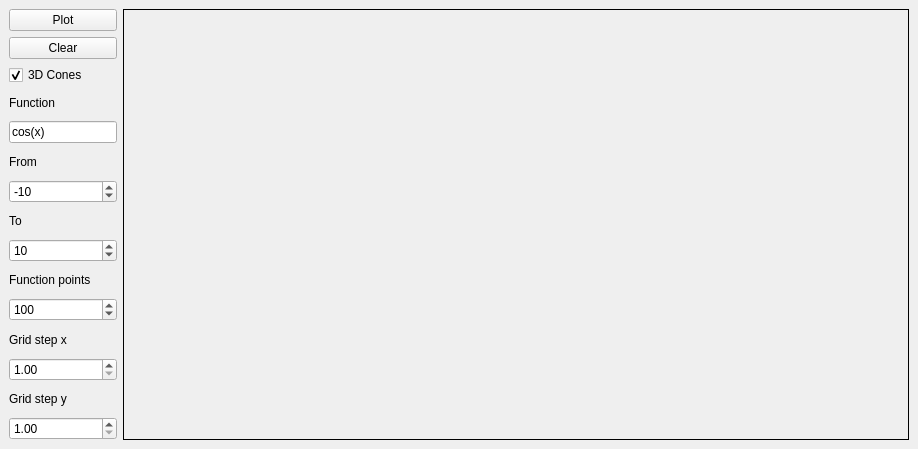
First picture: the form in lab_1/gui/mainwindow.ui, repository Qweyke/pyside-graph-plotter, before the edit.
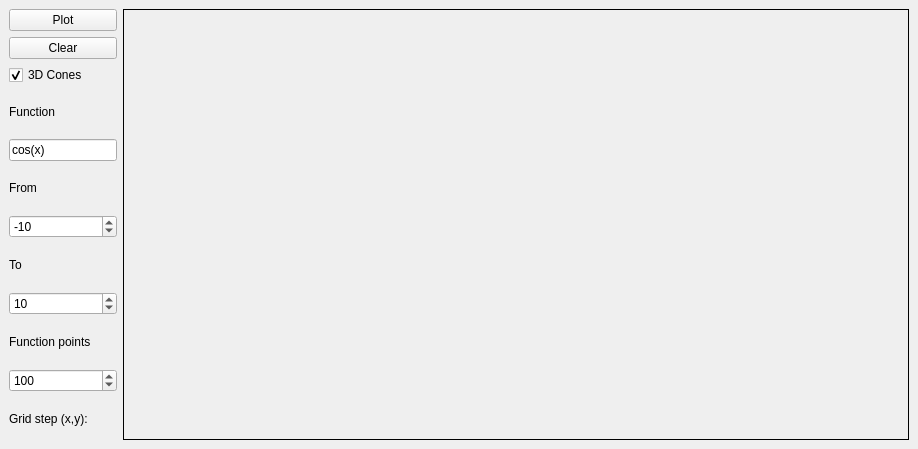
Second picture: the form after the edit.

The edit to the form file:
```diff
--- a/lab_1/gui/mainwindow.ui
+++ b/lab_1/gui/mainwindow.ui
@@ -148,40 +148,7 @@
       <item>
        <widget class="QLabel" name="grid_x_lbl">
         <property name="text">
-         <string>Grid step x</string>
-        </property>
-       </widget>
-      </item>
-      <item>
-       <widget class="QDoubleSpinBox" name="grid_x_doubleSpinBox">
-        <property name="minimum">
-         <double>1.000000000000000</double>
-        </property>
-        <property name="maximum">
-         <double>100.000000000000000</double>
-        </property>
-        <property name="singleStep">
-         <double>0.100000000000000</double>
-        </property>
-        <property name="value">
-         <double>1.000000000000000</double>
-        </property>
-       </widget>
-      </item>
-      <item>
-       <widget class="QLabel" name="grid_y_lbl">
-        <property name="text">
-         <string>Grid step y</string>
-        </property>
-       </widget>
-      </item>
-      <item>
-       <widget class="QDoubleSpinBox" name="grid_y_doubleSpinBox">
-        <property name="minimum">
-         <double>1.000000000000000</double>
-        </property>
-        <property name="maximum">
-         <double>100.000000000000000</double>
+         <string>Grid step (x,y):  </string>
         </property>
        </widget>
       </item>
```
